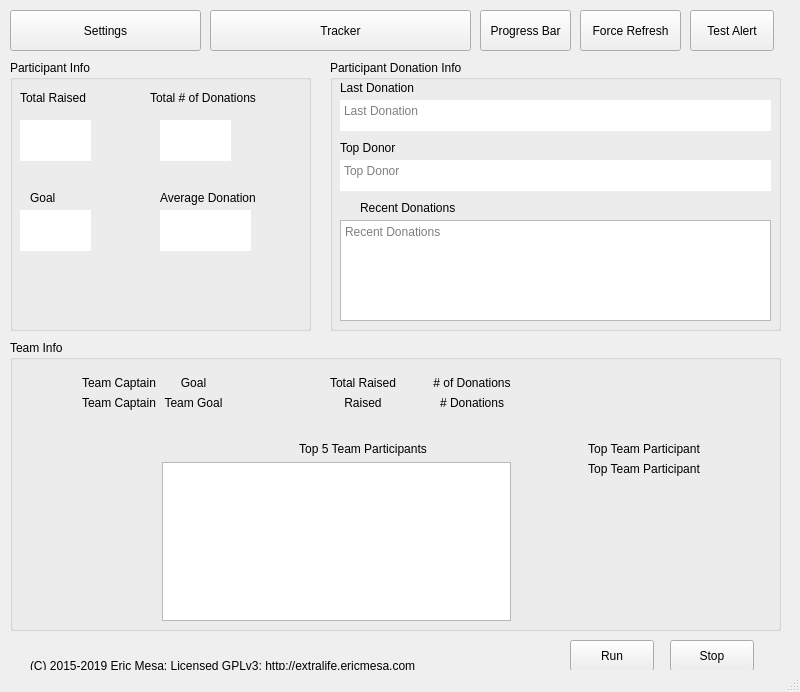
Above: QTdesignerfiles/design.ui from djotaku/ELDonationTracker before the change. Below: the same form after it.
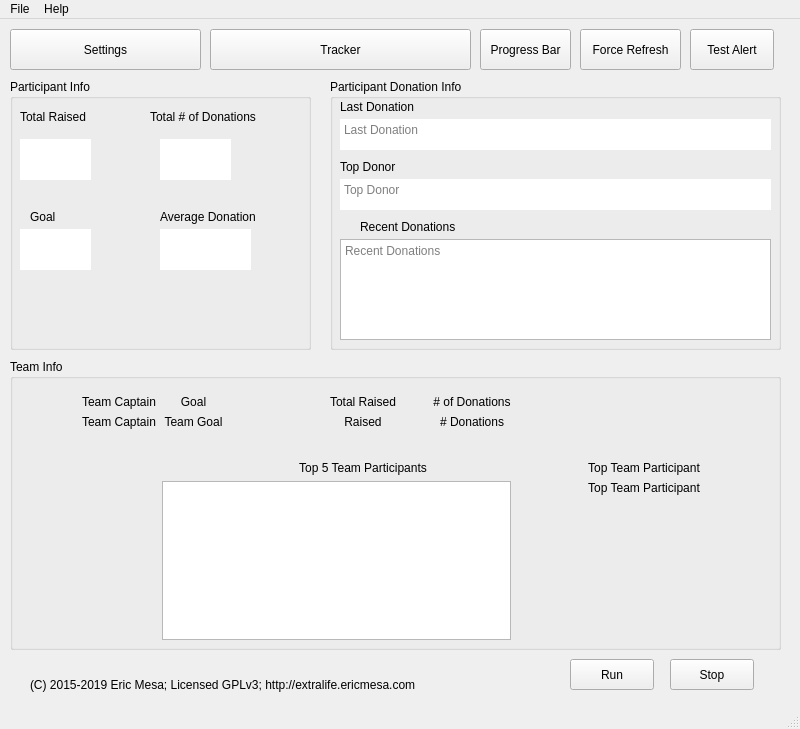
That is the form after the change. Icons and pictures are not drawn.

Commit message:
File->Quit implemented
SO now the user can quit and it will also stop the
thread loop for them.

```diff
--- a/QTdesignerfiles/design.ui
+++ b/QTdesignerfiles/design.ui
@@ -7,7 +7,7 @@
     <x>0</x>
     <y>0</y>
     <width>800</width>
-    <height>692</height>
+    <height>729</height>
    </rect>
   </property>
   <property name="windowTitle">
@@ -557,6 +557,52 @@
    </widget>
   </widget>
   <widget class="QStatusBar" name="statusbar"/>
+  <widget class="QMenuBar" name="menuBar">
+   <property name="geometry">
+    <rect>
+     <x>0</x>
+     <y>0</y>
+     <width>800</width>
+     <height>20</height>
+    </rect>
+   </property>
+   <widget class="QMenu" name="menuFile">
+    <property name="title">
+     <string>File</string>
+    </property>
+    <addaction name="actionQuit"/>
+   </widget>
+   <widget class="QMenu" name="menuHelp">
+    <property name="title">
+     <string>Help</string>
+    </property>
+    <addaction name="actionDocumentation"/>
+    <addaction name="actionCheck_for_Update"/>
+    <addaction name="actionAbout"/>
+   </widget>
+   <addaction name="menuFile"/>
+   <addaction name="menuHelp"/>
+  </widget>
+  <action name="actionQuit">
+   <property name="text">
+    <string>Quit</string>
+   </property>
+  </action>
+  <action name="actionDocumentation">
+   <property name="text">
+    <string>Documentation</string>
+   </property>
+  </action>
+  <action name="actionCheck_for_Update">
+   <property name="text">
+    <string>Check for Update</string>
+   </property>
+  </action>
+  <action name="actionAbout">
+   <property name="text">
+    <string>About</string>
+   </property>
+  </action>
  </widget>
  <resources/>
  <connections/>
```
The commit also changes 2 other files.
